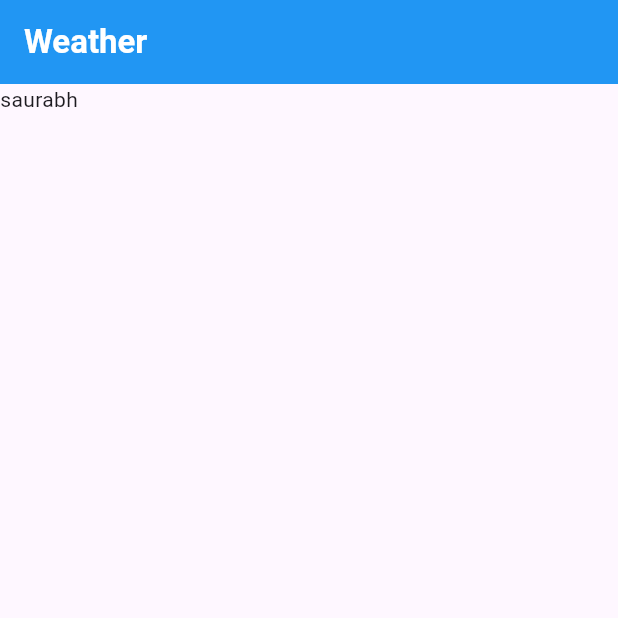
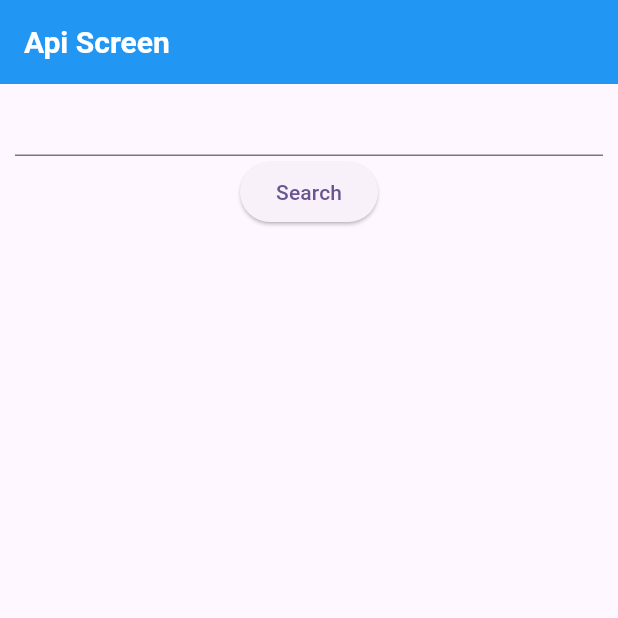
Before and after one commit to saurabhkumar-sk/weather_application, a Flutter app: the screen it shows after launch, on a phone screen of 412 x 824 dp, the top half of it. Run offline on Flutter 3.47's test engine with Material 3 defaults, Android fonts, the phone set to English and light mode, and no system bars.

```diff
--- a/lib/main.dart
+++ b/lib/main.dart
@@ -23,7 +23,7 @@ class _MyAppState extends State<MyApp> {
         colorScheme: ColorScheme.fromSeed(seedColor: Colors.deepPurple),
         useMaterial3: true,
       ),
-      home: const HomeScreen(),
+      home: const ApiScreens(),
     );
   }
 }
--- a/lib/model/weather_models.dart
+++ b/lib/model/weather_models.dart
@@ -1,37 +1,267 @@
 class WeatherModel {
-  final double temp;
-  final double feelsLike;
-  final double tempmin;
-  final double tempmax;
-  final String description;
-  final int humidity;
-  final int pressure;
-  final double speed;
-  final String name;
+  Coord? coord;
+  List<Weather>? weather;
+  String? base;
+  Main? main;
+  int? visibility;
+  Wind? wind;
+  Clouds? clouds;
+  int? dt;
+  Sys? sys;
+  int? timezone;
+  int? id;
+  String? name;
+  int? cod;
 
-  WeatherModel({
-    required this.temp,
-    required this.feelsLike,
-    required this.tempmin,
-    required this.tempmax,
-    required this.description,
-    required this.humidity,
-    required this.pressure,
-    required this.speed,
-    required this.name,
-  });
+  WeatherModel(
+      {this.coord,
+      this.weather,
+      this.base,
+      this.main,
+      this.visibility,
+      this.wind,
+      this.clouds,
+      this.dt,
+      this.sys,
+      this.timezone,
+      this.id,
+      this.name,
+      this.cod});
 
-  factory WeatherModel.fromJson(Map<String, dynamic> json) {
-    return WeatherModel(
-      temp: json['main']['temp'].toDouble(),
-      feelsLike: json['main']['feels_like'].toDouble(),
-      tempmin: json['main']['temp_min'].toDouble(),
-      tempmax: json['main']['temp_max'].toDouble(),
-      description: json['weatherModel'][0]['description'],
-      humidity: json['main']['humidity'].toInt(),
-      pressure: json['main']['pressure'].toInt(),
-      speed: json['wind']['speed'].toDouble(),
-      name: json['name'].toString(),
-    );
+  WeatherModel.fromJson(Map<String, dynamic> json) {
+    coord = json['coord'] != null ? new Coord.fromJson(json['coord']) : null;
+    if (json['weather'] != null) {
+      weather = <Weather>[];
+      json['weather'].forEach((v) {
+        weather!.add(new Weather.fromJson(v));
+      });
+    }
+    base = json['base'];
+    main = json['main'] != null ? new Main.fromJson(json['main']) : null;
+    visibility = json['visibility'];
+    wind = json['wind'] != null ? new Wind.fromJson(json['wind']) : null;
+    clouds =
+        json['clouds'] != null ? new Clouds.fromJson(json['clouds']) : null;
+    dt = json['dt'];
+    sys = json['sys'] != null ? new Sys.fromJson(json['sys']) : null;
+    timezone = json['timezone'];
+    id = json['id'];
+    name = json['name'];
+    cod = json['cod'];
+  }
+
+  Map<String, dynamic> toJson() {
+    final Map<String, dynamic> data = new Map<String, dynamic>();
+    if (this.coord != null) {
+      data['coord'] = this.coord!.toJson();
+    }
+    if (this.weather != null) {
+      data['weather'] = this.weather!.map((v) => v.toJson()).toList();
+    }
+    data['base'] = this.base;
+    if (this.main != null) {
+      data['main'] = this.main!.toJson();
+    }
+    data['visibility'] = this.visibility;
+    if (this.wind != null) {
+      data['wind'] = this.wind!.toJson();
+    }
+    if (this.clouds != null) {
+      data['clouds'] = this.clouds!.toJson();
+    }
+    data['dt'] = this.dt;
+    if (this.sys != null) {
+      data['sys'] = this.sys!.toJson();
+    }
+    data['timezone'] = this.timezone;
+    data['id'] = this.id;
+    data['name'] = this.name;
+    data['cod'] = this.cod;
+    return data;
   }
 }
+
+class Coord {
+  double? lon;
+  double? lat;
+
+  Coord({this.lon, this.lat});
+
+  Coord.fromJson(Map<String, dynamic> json) {
+    lon = json['lon'];
+    lat = json['lat'];
+  }
+
+  Map<String, dynamic> toJson() {
+    final Map<String, dynamic> data = new Map<String, dynamic>();
+    data['lon'] = this.lon;
+    data['lat'] = this.lat;
+    return data;
+  }
+}
+
+class Weather {
+  int? id;
+  String? main;
+  String? description;
+  String? icon;
+
+  Weather({this.id, this.main, this.description, this.icon});
+
+  Weather.fromJson(Map<String, dynamic> json) {
+    id = json['id'];
+    main = json['main'];
+    description = json['description'];
+    icon = json['icon'];
+  }
+
+  Map<String, dynamic> toJson() {
+    final Map<String, dynamic> data = new Map<String, dynamic>();
+    data['id'] = this.id;
+    data['main'] = this.main;
+    data['description'] = this.description;
+    data['icon'] = this.icon;
+    return data;
+  }
+}
+
+class Main {
+  double? temp;
+  double? feelsLike;
+  double? tempMin;
+  double? tempMax;
+  int? pressure;
+  int? humidity;
+
+  Main(
+      {this.temp,
+      this.feelsLike,
+      this.tempMin,
+      this.tempMax,
+      this.pressure,
+      this.humidity});
+
+  Main.fromJson(Map<String, dynamic> json) {
+    temp = json['temp'];
+    feelsLike = json['feels_like'];
+    tempMin = json['temp_min'];
+    tempMax = json['temp_max'];
+    pressure = json['pressure'];
+    humidity = json['humidity'];
+  }
+
+  Map<String, dynamic> toJson() {
+    final Map<String, dynamic> data = new Map<String, dynamic>();
+    data['temp'] = this.temp;
+    data['feels_like'] = this.feelsLike;
+    data['temp_min'] = this.tempMin;
+    data['temp_max'] = this.tempMax;
+    data['pressure'] = this.pressure;
+    data['humidity'] = this.humidity;
+    return data;
+  }
+}
+
+class Wind {
+  double? speed;
+  int? deg;
+
+  Wind({this.speed, this.deg});
+
+  Wind.fromJson(Map<String, dynamic> json) {
+    speed = json['speed'];
+    deg = json['deg'];
+  }
+
+  Map<String, dynamic> toJson() {
+    final Map<String, dynamic> data = new Map<String, dynamic>();
+    data['speed'] = this.speed;
+    data['deg'] = this.deg;
+    return data;
+  }
+}
+
+class Clouds {
+  int? all;
+
+  Clouds({this.all});
+
+  Clouds.fromJson(Map<String, dynamic> json) {
+    all = json['all'];
+  }
+
+  Map<String, dynamic> toJson() {
+    final Map<String, dynamic> data = new Map<String, dynamic>();
+    data['all'] = this.all;
+    return data;
+  }
+}
+
+class Sys {
+  int? type;
+  int? id;
+  String? country;
+  int? sunrise;
+  int? sunset;
+
+  Sys({this.type, this.id, this.country, this.sunrise, this.sunset});
+
+  Sys.fromJson(Map<String, dynamic> json) {
+    type = json['type'];
+    id = json['id'];
+    country = json['country'];
+    sunrise = json['sunrise'];
+    sunset = json['sunset'];
+  }
+
+  Map<String, dynamic> toJson() {
+    final Map<String, dynamic> data = new Map<String, dynamic>();
+    data['type'] = this.type;
+    data['id'] = this.id;
+    data['country'] = this.country;
+    data['sunrise'] = this.sunrise;
+    data['sunset'] = this.sunset;
+    return data;
+  }
+}
+
+
+
+
+// class WeatherModel {
+//   final double temp;
+//   final double feelsLike;
+//   final double tempmin;
+//   final double tempmax;
+//   final String description;
+//   final int humidity;
+//   final int pressure;
+//   final double speed;
+//   final String name;
+
+//   WeatherModel({
+//     required this.temp,
+//     required this.feelsLike,
+//     required this.tempmin,
+//     required this.tempmax,
+//     required this.description,
+//     required this.humidity,
+//     required this.pressure,
+//     required this.speed,
+//     required this.name,
+//   });
+
+//   factory WeatherModel.fromJson(Map<String, dynamic> json) {
+//     return WeatherModel(
+//       temp: json['main']['temp'].toDouble(),
+//       feelsLike: json['main']['feels_like'].toDouble(),
+//       tempmin: json['main']['temp_min'].toDouble(),
+//       tempmax: json['main']['temp_max'].toDouble(),
+//       description: json['weatherModel'][0]['description'],
+//       humidity: json['main']['humidity'].toInt(),
+//       pressure: json['main']['pressure'].toInt(),
+//       speed: json['wind']['speed'].toDouble(),
+//       name: json['name'].toString(),
+//     );
+//   }
+// }
--- a/lib/repo.dart
+++ b/lib/repo.dart
@@ -4,22 +4,24 @@ import 'dart:developer';
 import 'package:http/http.dart' as http;
 import 'package:weather_application/model/weather_models.dart';
 
-// class Repo {
-Future getWeather() async {
-  WeatherModel? weather;
-  String city = "Udaipur";
+class Repo {
+  Future getWeather(String? city) async {
+    // city = "Udaipur";
     var weatherApiUrl =
         "https://api.openweathermap.org/data/2.5/weather?q=$city&APPID=43ea6baaad7663dc17637e22ee6f78f2";
 
     final response = await http.get(Uri.parse(weatherApiUrl));
-  log(response.body);
+    log(response.body, name: "response");
+
+    var responsebody = response.body;
 
     if (response.statusCode == 200) {
-    weather = WeatherModel.fromJson(json.decode(response.body));
       // log(response.body);
+      return WeatherModel.fromJson(
+        json.decode(responsebody),
+      );
     } else {
-    log(Exception as String);
+      log("Failed to get weather data: ${response.statusCode}", name: 'failed');
     }
-  return weather;
   }
-// }
+}
--- a/lib/screens/home_screen.dart
+++ b/lib/screens/home_screen.dart
@@ -1,42 +1,83 @@
+import 'dart:developer';
+
 import 'package:flutter/material.dart';
+// import 'package:http/http.dart' as http;
 import 'package:weather_application/model/weather_models.dart';
 import 'package:weather_application/repo.dart';
 
-class HomeScreen extends StatefulWidget {
-  const HomeScreen({super.key});
+class ApiScreens extends StatefulWidget {
+  const ApiScreens({Key? key}) : super(key: key);
 
   @override
-  State<HomeScreen> createState() => _HomeScreenState();
+  State<ApiScreens> createState() => _ApiScreensState();
 }
 
-class _HomeScreenState extends State<HomeScreen> {
+class _ApiScreensState extends State<ApiScreens> {
   TextEditingController textEditingController = TextEditingController();
-  // ignore: unused_field
-  WeatherModel? _weather;
+  // Map<String, dynamic> finalResponse = {};
+  // Future<void> apicall() async {
+  //   String city = "Bihar";
+  //   var weatherApiUrl =
+  //       "https://api.openweathermap.org/data/2.5/weather?q=$city&APPID=43ea6baaad7663dc17637e22ee6f78f2";
+
+  //   http.Response response;
+  //   response = await http.get(
+  //     Uri.parse(weatherApiUrl),
+  //   );
+  //   // log(response.body);
+  //   if (response.statusCode == 200) {
+  //     try {
+  //       setState(() {
+  //         finalResponse = json.decode(response.body);
+  //       });
+  //     } catch (e) {
+  //       log('Error decoding JSON:  : $e');
+  //     }
+  //   }
+  // }
+
+  @override
+  void initState() {
+    super.initState();
+    // apicall();
+  }
 
   @override
   Widget build(BuildContext context) {
     return Scaffold(
       appBar: AppBar(
+        automaticallyImplyLeading: false,
+        backgroundColor: Colors.blue,
         title: const Text(
-          "Weather",
+          "Api Screen",
           style: TextStyle(
+            fontSize: 20,
+            fontWeight: FontWeight.bold,
             color: Colors.white,
-            fontWeight: FontWeight.bold,
           ),
         ),
       ),
-      body: FutureBuilder(
-          future: getWeather(),
-          builder: (context, snapshot) {
-            if (!snapshot.hasData) {
-              return Text(
-                _weather?.description ?? "saurabh ",
-              );
-            } else {
-              return const CircularProgressIndicator();
-            }
-          }),
+      body: Padding(
+        padding: const EdgeInsets.symmetric(
+          horizontal: 10,
+        ),
+        child: Column(
+          children: [
+            TextField(
+              controller: textEditingController,
+            ),
+            ElevatedButton(
+              onPressed: () async {
+                WeatherModel a =
+                    await Repo().getWeather(textEditingController.text);
+                log(a.main!.temp.toString(), name: 'weather');
+              },
+              child: const Text("Search"),
+            ),
+            // Text(a.main!.temp).toString();
+          ],
+        ),
+      ),
     );
   }
 }
```
Also changed, not shown: 1 other file. Lines whose indentation alone changed are shown as unchanged.
